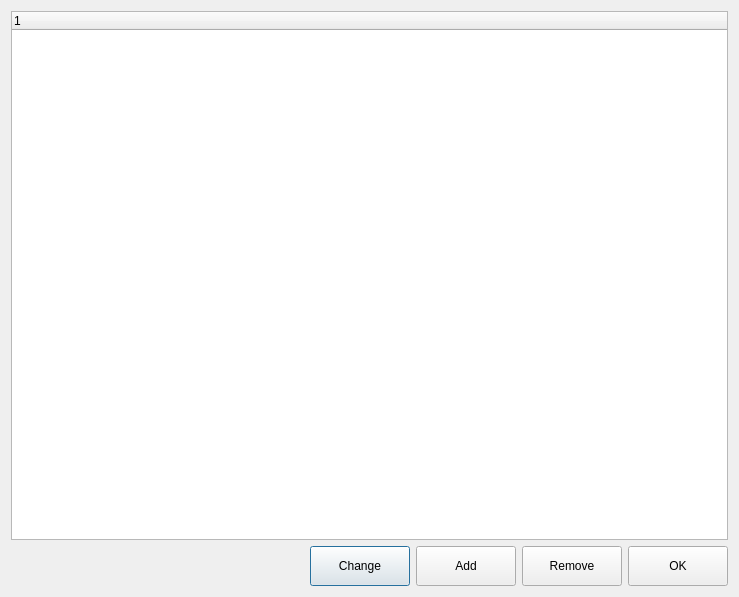
First picture: the form in Translate/sentencemanagerform.ui, repository gagikpog/TestAndTranslate, before the edit.
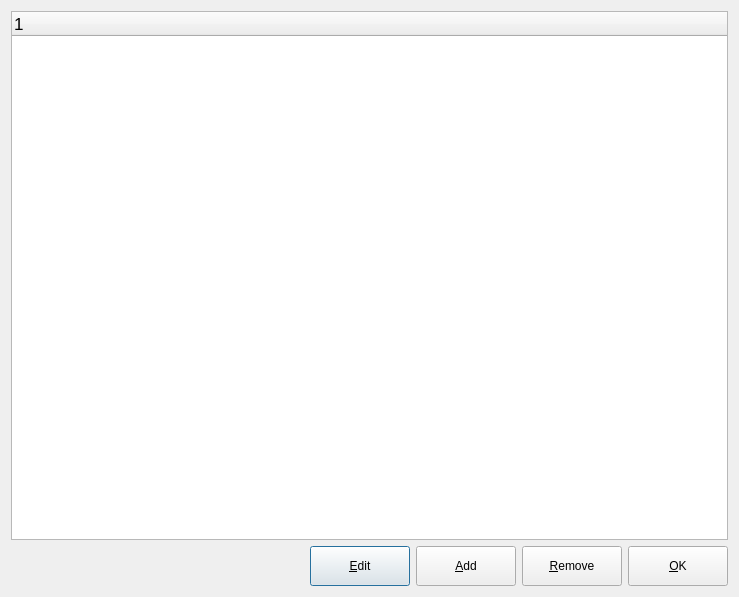
Second picture: the form after the edit.

```diff
--- a/Translate/sentencemanagerform.ui
+++ b/Translate/sentencemanagerform.ui
@@ -16,9 +16,14 @@
   <layout class="QVBoxLayout" name="verticalLayout">
    <item>
     <widget class="QTreeWidget" name="treeWidget">
+     <property name="font">
+      <font>
+       <pointsize>13</pointsize>
+      </font>
+     </property>
      <column>
       <property name="text">
-       <string notr="true">1</string>
+       <string notr="true"/>
       </property>
      </column>
     </widget>
@@ -47,7 +52,7 @@
         </size>
        </property>
        <property name="text">
-        <string>Change</string>
+        <string>&amp;Edit</string>
        </property>
       </widget>
      </item>
@@ -60,7 +65,7 @@
         </size>
        </property>
        <property name="text">
-        <string>Add</string>
+        <string>&amp;Add</string>
        </property>
       </widget>
      </item>
@@ -73,7 +78,7 @@
         </size>
        </property>
        <property name="text">
-        <string>Remove</string>
+        <string>&amp;Remove</string>
        </property>
       </widget>
      </item>
@@ -86,7 +91,7 @@
         </size>
        </property>
        <property name="text">
-        <string>OK</string>
+        <string>&amp;OK</string>
        </property>
       </widget>
      </item>
```
